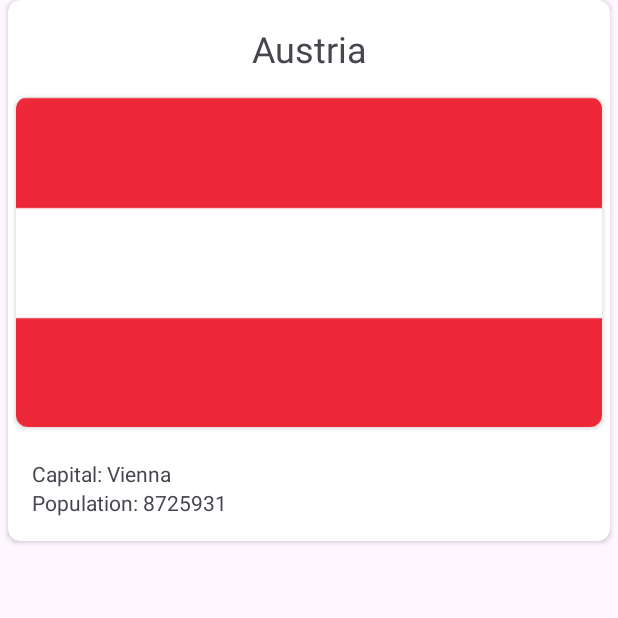
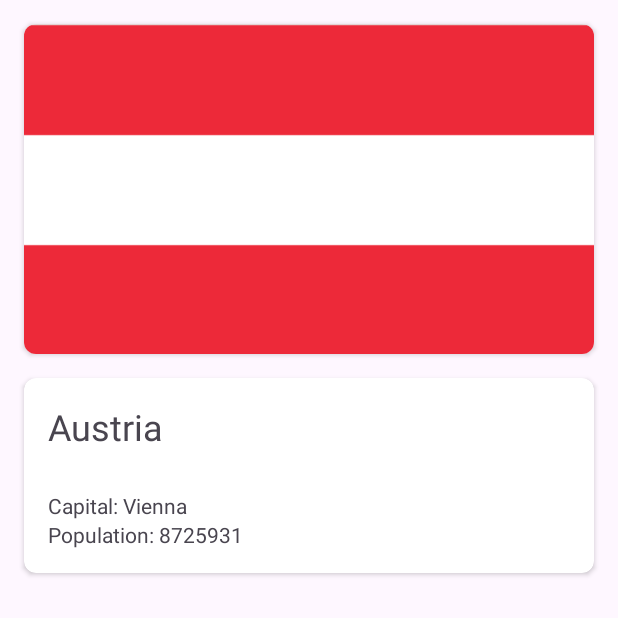
Before and after one commit to ZU3AIRE/mad-01, an Android app: the screen it shows after launch (CountryDetailActivity before the commit, MainActivity after it), after a tap on "Austria", on a phone screen of 412 x 824 dp, the top half of it. Run offline under Robolectric (Android 15) with nearby library versions, the phone set to English and light mode, and no system bars; Roboto replaces fonts that are not available here.

Commit message:
Complete phase 2 of country list app Replaced activities with fragment

```diff
--- a/app/build.gradle.kts
+++ b/app/build.gradle.kts
@@ -36,7 +36,9 @@ android {
 }
 
 dependencies {
+    val fragment_version = "1.8.1"
 
+    implementation("androidx.fragment:fragment-ktx:$fragment_version")
     implementation(libs.androidx.core.ktx)
     implementation(libs.androidx.appcompat)
     implementation(libs.material)
--- /dev/null
+++ b/app/src/main/java/com/example/mada01/CountryDetailFragment.kt
@@ -0,0 +1,45 @@
+package com.example.mada01
+
+import android.os.Bundle
+import androidx.fragment.app.Fragment
+import android.view.LayoutInflater
+import android.view.View
+import android.view.ViewGroup
+import android.widget.ImageView
+import android.widget.TextView
+
+private const val COUNTRY = "COUNTRY"
+
+class CountryDetailFragment : Fragment() {
+    private var country: Country? = null
+
+    override fun onCreate(savedInstanceState: Bundle?) {
+        super.onCreate(savedInstanceState)
+        arguments?.let {
+            country = it.getParcelable<Country>(COUNTRY)
+        }
+    }
+
+    override fun onCreateView(
+        inflater: LayoutInflater, container: ViewGroup?,
+        savedInstanceState: Bundle?
+    ): View? {
+        // Inflate the layout for this fragment
+        val view = inflater.inflate(R.layout.fragment_country_detail, container, false)
+        view.findViewById<TextView>(R.id.countryDetailName).text = country?.name
+        view.findViewById<TextView>(R.id.countryDetailCapital).text = country?.capital
+        view.findViewById<TextView>(R.id.countryDetailPopulation).text = country?.population.toString()
+        view.findViewById<ImageView>(R.id.dtlFlagImage).setImageResource(country?.flagResourceId ?: 0)
+        return view;
+    }
+
+    companion object {
+        @JvmStatic
+        fun newInstance(country: Country) =
+            CountryDetailFragment().apply {
+                arguments = Bundle().apply {
+                    putParcelable(COUNTRY, country)
+                }
+            }
+    }
+}
--- /dev/null
+++ b/app/src/main/java/com/example/mada01/CountryListFragment.kt
@@ -0,0 +1,46 @@
+package com.example.mada01
+
+import android.os.Bundle
+import androidx.fragment.app.Fragment
+import android.view.LayoutInflater
+import android.view.View
+import android.view.ViewGroup
+import androidx.recyclerview.widget.LinearLayoutManager
+import androidx.recyclerview.widget.RecyclerView
+
+class CountryListFragment : Fragment() {
+
+    override fun onCreateView(
+        inflater: LayoutInflater,
+        container: ViewGroup?,
+        savedInstanceState: Bundle?
+    ): View? {
+        super.onCreateView(inflater, container, savedInstanceState)
+        val view = inflater.inflate(R.layout.fragment_country_list, container, false)
+        val countries = arrayOf(
+            Country(1, "Austria", R.drawable.flag_austria, "Vienna", 8725931),
+            Country(2, "Bahrain", R.drawable.flag_bahrain, "Manama", 1404900),
+            Country(3, "Belgium", R.drawable.flag_belgium, "Brussels", 11319511),
+            Country(4, "Brazil", R.drawable.flag_brazil, "Brasília", 206135893),
+            Country(5, "Denmark", R.drawable.flag_denmark, "Copenhagen", 5717014),
+            Country(6, "Finland", R.drawable.flag_finland, "Helsinki", 5491817),
+            Country(8, "Germany", R.drawable.flag_germany, "Berlin", 81770900),
+            Country(6, "India", R.drawable.flag_india, "New Delhi", 1295210000),
+            Country(8, "Pakistan", R.drawable.flag_pakistan, "Islamabad", 194125062),
+        )
+
+        val rec = view.findViewById<RecyclerView>(R.id.recyclerView)
+        if (rec != null) {
+            rec.layoutManager = LinearLayoutManager(view.context)
+            val adapter = CountryAdapter(countries) {it ->
+                val c = it.tag as Country
+                val b = Bundle()
+                b.putParcelable("selected", c)
+                parentFragmentManager.setFragmentResult("ListenToMe", b)
+            }
+            rec.adapter = adapter
+        }
+
+        return view;
+    }
+}
--- a/app/src/main/java/com/example/mada01/MainActivity.kt
+++ b/app/src/main/java/com/example/mada01/MainActivity.kt
@@ -3,6 +3,7 @@ package com.example.mada01
 import android.content.Intent
 import android.content.res.Configuration
 import android.os.Bundle
+import android.text.TextUtils.replace
 import android.view.View
 import android.widget.Toast
 import androidx.constraintlayout.widget.ConstraintLayout
@@ -10,6 +11,7 @@ import androidx.activity.enableEdgeToEdge
 import androidx.appcompat.app.AppCompatActivity
 import androidx.core.view.ViewCompat
 import androidx.core.view.WindowInsetsCompat
+import androidx.fragment.app.commit
 import androidx.recyclerview.widget.LinearLayoutManager
 import androidx.recyclerview.widget.RecyclerView
 import androidx.recyclerview.widget.RecyclerView.Orientation
@@ -27,28 +29,16 @@ class MainActivity : AppCompatActivity() {
             insets
         }
 
-        val countries  = arrayOf(
-            Country(1, "Austria", R.drawable.flag_austria, "Vienna", 8725931),
-            Country(2, "Bahrain", R.drawable.flag_bahrain, "Manama", 1404900),
-            Country(3, "Belgium", R.drawable.flag_belgium, "Brussels", 11319511),
-            Country(4, "Brazil", R.drawable.flag_brazil, "Brasília", 206135893),
-            Country(5, "Denmark", R.drawable.flag_denmark, "Copenhagen", 5717014),
-            Country(6, "Finland",  R.drawable.flag_finland, "Helsinki", 5491817),
-            Country(8, "Germany",  R.drawable.flag_germany, "Berlin", 81770900),
-            Country(6, "India", R.drawable.flag_india, "New Delhi", 1295210000),
-            Country(8, "Pakistan", R.drawable.flag_pakistan, "Islamabad", 194125062),
-        )
+        supportFragmentManager.setFragmentResultListener("ListenToMe", this ) { requestKey, bundle ->
+            val result = bundle.getParcelable<Country>("selected")
+            Toast.makeText(this, result?.name ?: "Hello Buddy", Toast.LENGTH_SHORT).show()
+            supportFragmentManager.commit {
+                replace(R.id.viewContainer, CountryDetailFragment.newInstance(result!!))
+                setReorderingAllowed(true)
+                addToBackStack(null)
+            }
 
-        val rec = findViewById<RecyclerView>(R.id.mainRecyclerView)
-        rec.layoutManager = LinearLayoutManager(this)
-
-        val adapter = CountryAdapter(countries) { view ->
-            val country = view.tag as Country
-            var intent = Intent(this, CountryDetailActivity::class.java)
-            intent.putExtra("country", country)
-            startActivity(intent)
         }
-        rec.adapter = adapter
     }
 
     override fun onConfigurationChanged(newConfig: Configuration) {
--- a/app/src/main/res/layout/activity_main.xml
+++ b/app/src/main/res/layout/activity_main.xml
@@ -7,40 +7,10 @@
     android:layout_height="match_parent"
     tools:context=".MainActivity">
 
-    <androidx.cardview.widget.CardView
-        android:id="@+id/cardView"
-        android:layout_width="369dp"
-        android:layout_height="wrap_content"
-        android:layout_marginStart="16dp"
-        android:layout_marginTop="32dp"
-        android:layout_marginEnd="16dp"
-        app:cardCornerRadius="8dp"
-        app:layout_constraintEnd_toEndOf="parent"
-        app:layout_constraintStart_toStartOf="parent"
-        app:layout_constraintTop_toBottomOf="@+id/textView2">
+    <androidx.fragment.app.FragmentContainerView
+        android:layout_width="match_parent"
+        android:layout_height="match_parent"
+        android:id="@+id/viewContainer"
+        android:name="com.example.mada01.CountryListFragment"/>
 
-        <androidx.recyclerview.widget.RecyclerView
-            android:id="@+id/mainRecyclerView"
-            android:layout_width="match_parent"
-            android:layout_height="wrap_content"
-            android:layout_marginStart="16dp"
-            android:layout_marginTop="16dp"
-            android:layout_marginEnd="16dp"
-            android:layout_marginBottom="16dp"
-            app:layout_constraintBottom_toBottomOf="parent"
-            app:layout_constraintEnd_toEndOf="parent"
-            app:layout_constraintStart_toStartOf="parent"
-            app:layout_constraintTop_toTopOf="parent" />
-    </androidx.cardview.widget.CardView>
-
-    <TextView
-        android:id="@+id/textView2"
-        android:layout_width="wrap_content"
-        android:layout_height="wrap_content"
-        android:layout_marginTop="16dp"
-        android:text="@string/countries_catalogue"
-        android:textSize="24sp"
-        app:layout_constraintEnd_toEndOf="parent"
-        app:layout_constraintStart_toStartOf="parent"
-        app:layout_constraintTop_toTopOf="parent" />
 </androidx.constraintlayout.widget.ConstraintLayout>
--- /dev/null
+++ b/app/src/main/res/layout/fragment_country_detail.xml
@@ -0,0 +1,100 @@
+<?xml version="1.0" encoding="utf-8"?>
+<FrameLayout xmlns:android="http://schemas.android.com/apk/res/android"
+    xmlns:app="http://schemas.android.com/apk/res-auto"
+    xmlns:tools="http://schemas.android.com/tools"
+    android:layout_width="match_parent"
+    android:layout_height="match_parent"
+    tools:context=".CountryDetailFragment">
+
+    <androidx.constraintlayout.widget.ConstraintLayout
+        android:id="@+id/countryDetail"
+        android:layout_width="match_parent"
+        android:layout_height="match_parent">
+
+        <androidx.cardview.widget.CardView
+            android:id="@+id/cardView2"
+            android:layout_width="match_parent"
+            android:layout_height="wrap_content"
+            android:layout_alignParentTop="true"
+            android:layout_margin="16dp"
+            app:cardCornerRadius="8dp"
+            app:layout_constraintTop_toTopOf="parent"
+            tools:ignore="MissingConstraints"
+            tools:layout_editor_absoluteX="5dp">
+
+            <ImageView
+                android:id="@+id/dtlFlagImage"
+                android:layout_width="match_parent"
+                android:layout_height="220dp"
+                android:scaleType="fitXY" />
+        </androidx.cardview.widget.CardView>
+
+        <androidx.cardview.widget.CardView
+            android:layout_width="match_parent"
+            android:layout_height="wrap_content"
+            android:layout_alignParentTop="true"
+            android:layout_margin="16dp"
+            app:cardCornerRadius="8dp"
+            app:layout_constraintEnd_toEndOf="parent"
+            app:layout_constraintStart_toStartOf="parent"
+            app:layout_constraintTop_toBottomOf="@+id/cardView2"
+            tools:ignore="MissingConstraints">
+
+            <LinearLayout
+                android:layout_width="match_parent"
+                android:layout_height="match_parent"
+                android:layout_marginTop="16dp"
+                android:orientation="vertical">
+
+                <TextView
+                    android:id="@+id/countryDetailName"
+                    android:layout_width="match_parent"
+                    android:layout_height="43dp"
+                    android:layout_marginStart="16dp"
+                    android:text="TextView"
+                    android:textAlignment="viewStart"
+                    android:textSize="24sp" />
+
+
+                <LinearLayout
+                    android:layout_width="match_parent"
+                    android:layout_height="match_parent"
+                    android:layout_marginStart="16dp"
+                    android:layout_marginTop="16dp"
+                    android:orientation="horizontal">
+
+                    <TextView
+                        android:layout_width="wrap_content"
+                        android:layout_height="wrap_content"
+                        android:text="Capital: " />
+
+                    <TextView
+                        android:id="@+id/countryDetailCapital"
+                        android:layout_width="wrap_content"
+                        android:layout_height="wrap_content" />
+                </LinearLayout>
+
+                <LinearLayout
+                    android:layout_width="match_parent"
+                    android:layout_height="match_parent"
+                    android:layout_marginStart="16dp"
+                    android:layout_marginBottom="16dp"
+                    android:orientation="horizontal">
+
+                    <TextView
+                        android:layout_width="wrap_content"
+                        android:layout_height="wrap_content"
+                        android:text="Population: " />
+
+                    <TextView
+                        android:id="@+id/countryDetailPopulation"
+                        android:layout_width="wrap_content"
+                        android:layout_height="wrap_content" />
+                </LinearLayout>
+
+            </LinearLayout>
+        </androidx.cardview.widget.CardView>
+    </androidx.constraintlayout.widget.ConstraintLayout>
+
+
+</FrameLayout>
--- /dev/null
+++ b/app/src/main/res/layout/fragment_country_list.xml
@@ -0,0 +1,54 @@
+<?xml version="1.0" encoding="utf-8"?>
+<FrameLayout xmlns:android="http://schemas.android.com/apk/res/android"
+    xmlns:tools="http://schemas.android.com/tools"
+    android:layout_width="match_parent"
+    android:layout_height="match_parent"
+    xmlns:app="http://schemas.android.com/apk/res-auto"
+    tools:context=".CountryListFragment">
+
+
+    <androidx.constraintlayout.widget.ConstraintLayout
+        android:layout_width="match_parent"
+        android:layout_height="match_parent">
+
+        <androidx.cardview.widget.CardView
+            android:id="@+id/cardView"
+            android:layout_width="match_parent"
+            android:layout_height="wrap_content"
+            android:layout_marginStart="16dp"
+            android:layout_marginTop="32dp"
+            android:layout_marginEnd="16dp"
+            app:cardCornerRadius="8dp"
+            app:layout_constraintEnd_toEndOf="parent"
+            app:layout_constraintStart_toStartOf="parent"
+            app:layout_constraintTop_toBottomOf="@+id/textView2"
+            >
+
+            <androidx.recyclerview.widget.RecyclerView
+                android:id="@+id/recyclerView"
+                android:layout_width="match_parent"
+                android:layout_height="wrap_content"
+                android:layout_marginStart="16dp"
+                android:layout_marginTop="16dp"
+                android:layout_marginEnd="16dp"
+                android:layout_marginBottom="16dp"
+                app:layout_constraintBottom_toBottomOf="parent"
+                app:layout_constraintEnd_toEndOf="parent"
+                app:layout_constraintStart_toStartOf="parent"
+                app:layout_constraintTop_toTopOf="parent" />
+        </androidx.cardview.widget.CardView>
+
+        <TextView
+            android:id="@+id/textView2"
+            android:layout_width="wrap_content"
+            android:layout_height="wrap_content"
+            android:layout_marginTop="16dp"
+            android:text="@string/countries_catalogue"
+            android:textSize="24sp"
+            app:layout_constraintEnd_toEndOf="parent"
+            app:layout_constraintStart_toStartOf="parent"
+            app:layout_constraintTop_toTopOf="parent" />
+    </androidx.constraintlayout.widget.ConstraintLayout>
+
+
+</FrameLayout>
--- a/app/src/main/res/values/strings.xml
+++ b/app/src/main/res/values/strings.xml
@@ -2,4 +2,6 @@
     <string name="app_name">MAD A01</string>
     <string name="press_me">Surprise Me</string>
     <string name="countries_catalogue">Countries Catalogue</string>
+    <!-- TODO: Remove or change this placeholder text -->
+    <string name="hello_blank_fragment">Hello blank fragment</string>
 </resources>
```
